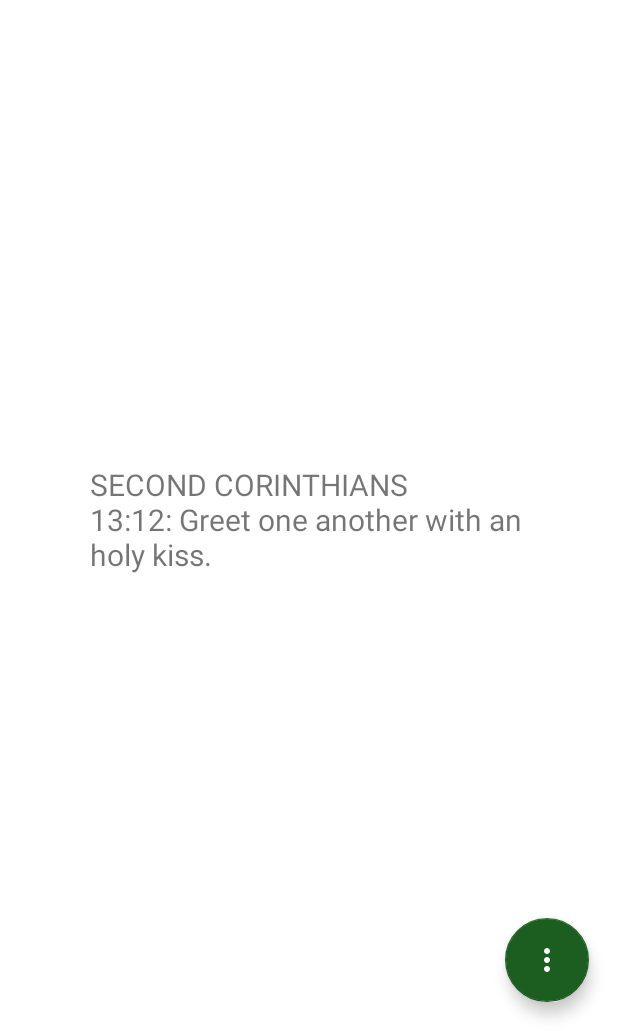
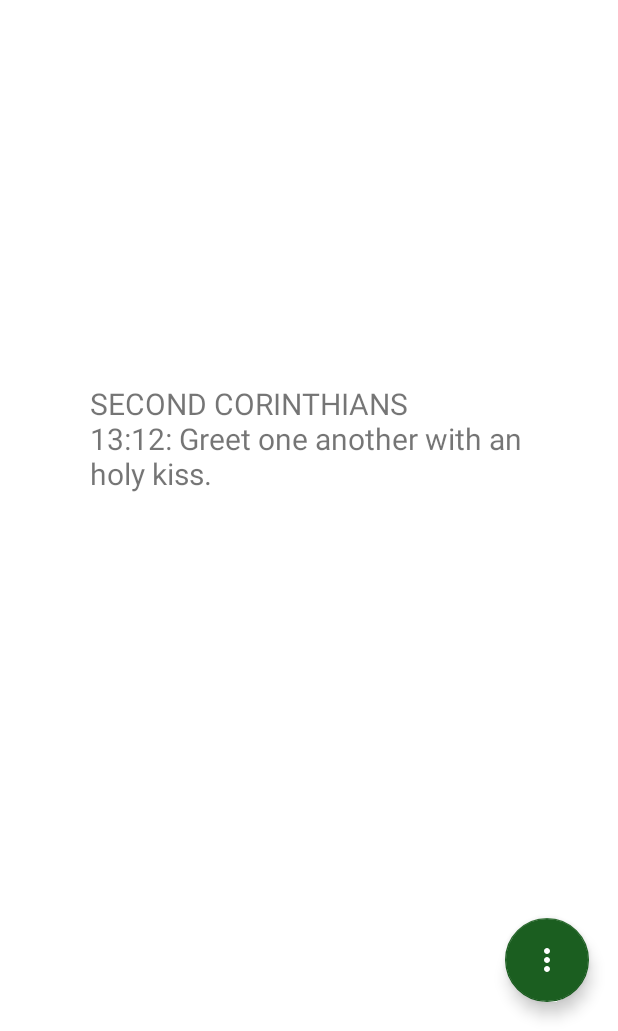
Before and after one commit to Josh-Reimer/Bible-Verse, an Android app: the screen it shows after launch (MainActivity), on a phone screen of 412 x 824 dp, the part 205-1236 px from its top. Run offline under Robolectric (Android 15) with nearby library versions, the phone set to English and light mode, and no system bars; our stand-ins replace Room's generated code.

Commit message:
moved verse view up
moved verse view up so that the fabs dont cover it

```diff
--- a/app/src/main/res/layout/activity_main.xml
+++ b/app/src/main/res/layout/activity_main.xml
@@ -42,14 +42,17 @@
 		android:layout_width="match_parent"
 		android:layout_height="wrap_content"
 		android:layout_marginLeft="60dp"
+		android:layout_marginTop="5dp"
 		android:layout_marginRight="60dp"
-        android:layout_marginTop="5dp"
+		android:layout_marginBottom="24dp"
+		android:text="In the beginning, God created the heaven and the earth."
+		android:textSize="20dp"
 		app:layout_constraintBottom_toBottomOf="parent"
+		app:layout_constraintHorizontal_bias="1.0"
 		app:layout_constraintLeft_toLeftOf="parent"
 		app:layout_constraintRight_toRightOf="parent"
 		app:layout_constraintTop_toBottomOf="@+id/title"
-        android:text="In the beginning, God created the heaven and the earth."
-        android:textSize="20dp" />
+		app:layout_constraintVertical_bias="0.428" />
 
 	<com.google.android.material.floatingactionbutton.FloatingActionButton
 		android:id="@+id/menu_fab"
```
Lines whose indentation alone changed are shown as unchanged.
